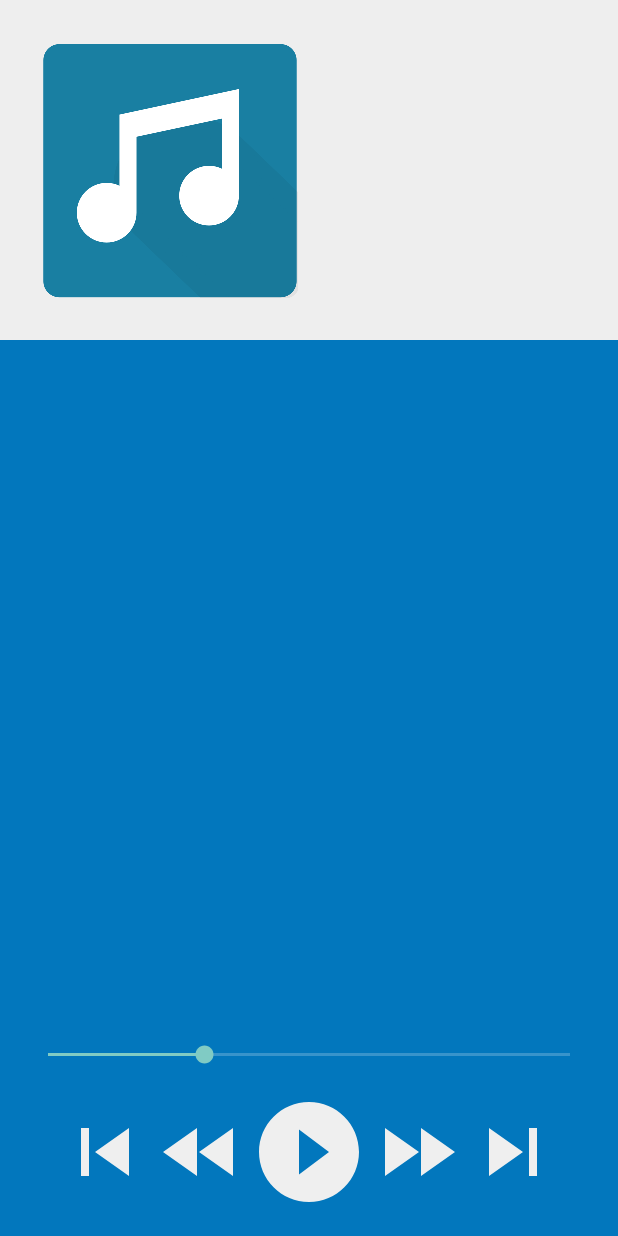
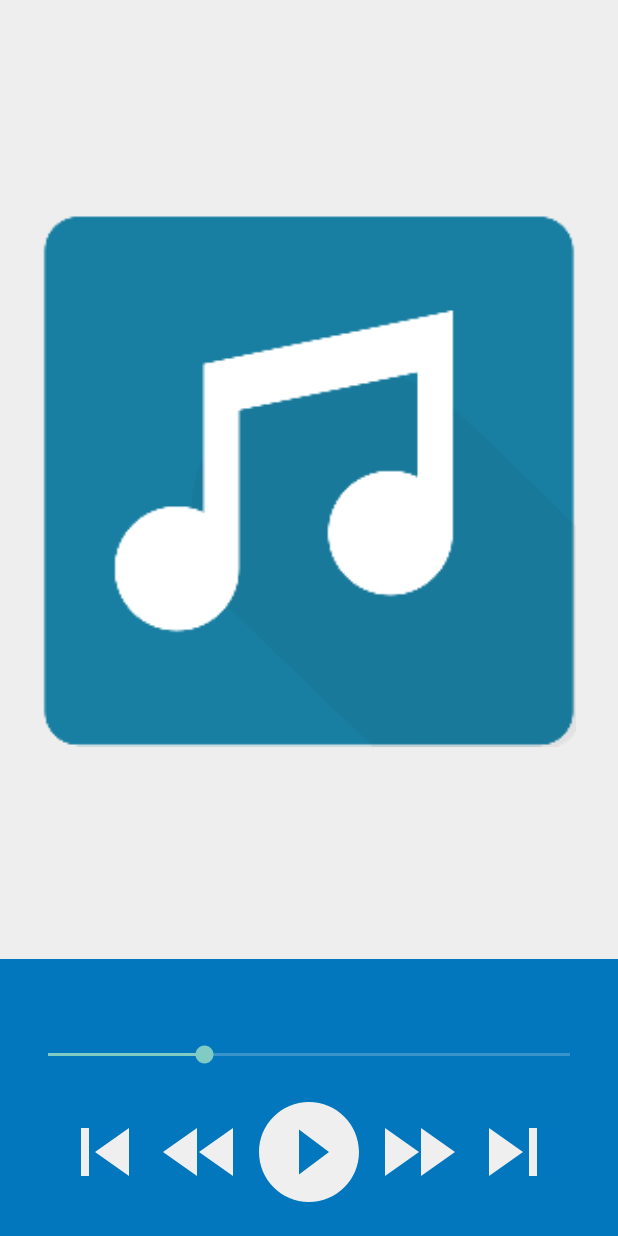
Before and after one commit to S3L1M/Musical-Structure-App, an Android app: the SongPlayer screen opened directly, with no data from a screen before it, on a phone screen of 412 x 824 dp. Run offline under Robolectric (Android 15) with nearby library versions, the phone set to English and light mode, and no system bars.

Commit message:
adapting views to multiple density images

```diff
--- a/app/src/main/res/layout/activity_main.xml
+++ b/app/src/main/res/layout/activity_main.xml
@@ -39,7 +39,7 @@
 
         <ImageButton
             android:layout_width="0dp"
-            android:layout_height="wrap_content"
+            android:layout_height="match_parent"
             android:background="@drawable/round_play_arrow_black_24"
             android:layout_weight="16"
             android:onClick="play"
--- a/app/src/main/res/layout/activity_song_player.xml
+++ b/app/src/main/res/layout/activity_song_player.xml
@@ -7,14 +7,16 @@
     android:background="@color/background">
 
     <ImageView
-        android:layout_width="wrap_content"
-        android:layout_height="wrap_content"
+        android:layout_width="match_parent"
+        android:layout_height="0dp"
+        android:layout_weight="76"
         android:src="@drawable/music_icon_large"
         android:layout_margin="28dp"/>
 
     <RelativeLayout
         android:layout_width="match_parent"
-        android:layout_height="match_parent"
+        android:layout_height="0dp"
+        android:layout_weight="24"
         android:background="@color/colorPrimaryDark"
         android:paddingBottom="16dp">
 
```
